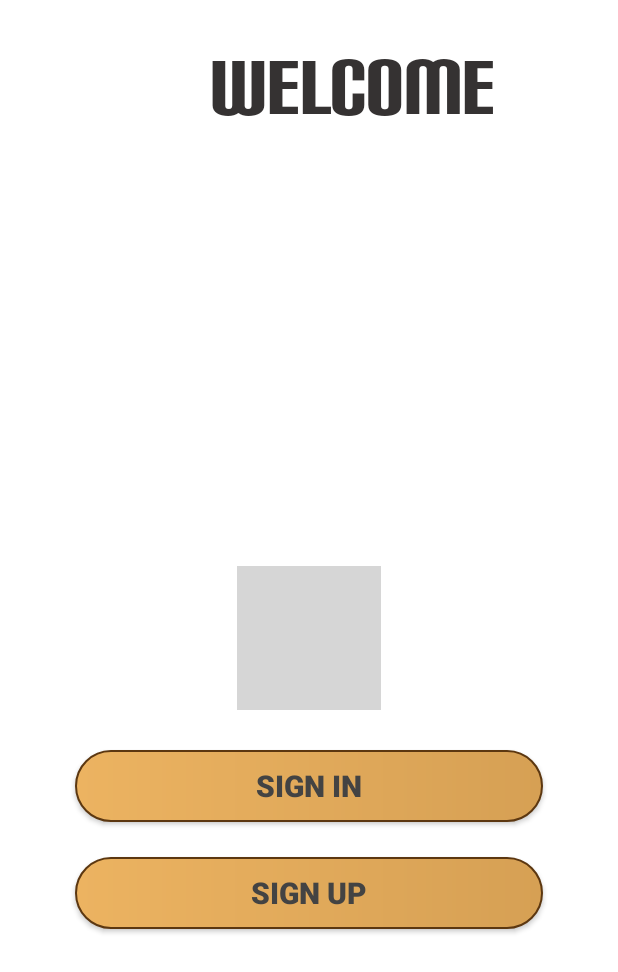
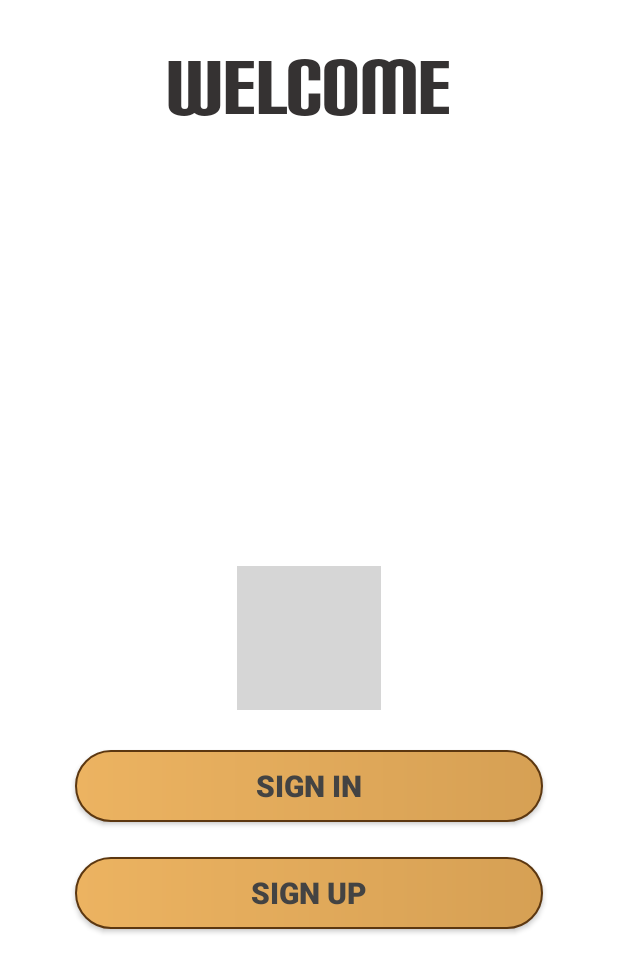
Before and after one commit to AdityaKumar9430/Lost-and-Found, an Android app: the screen it shows after launch once a user with an empty profile is signed in (IntroActivity12), on a phone screen of 412 x 824 dp. Shown: the top 972 px of the screen. Run offline under Robolectric (Android 15) with nearby library versions, the phone set to English and light mode, and no system bars; our stand-ins replace Firebase (no records; nobody signed in at launch, a user with empty details on screens opened directly); grey boxes are pictures that could not be loaded.

Commit message:
Eighth Commit

```diff
--- a/app/src/main/java/com/example/lostandfound/Activities/MainActivity.kt
+++ b/app/src/main/java/com/example/lostandfound/Activities/MainActivity.kt
@@ -70,6 +70,7 @@ class MainActivity : AppCompatActivity() {
 
         if (binding.bottomnavigationBar.selectedItemId == R.id.home123  ) {
             super.onBackPressed()
+            this.finishAffinity()
             finish()
 
         } else {
--- a/app/src/main/java/com/example/lostandfound/Activities/SignUpActivity.kt
+++ b/app/src/main/java/com/example/lostandfound/Activities/SignUpActivity.kt
@@ -95,7 +95,7 @@ class SignUpActivity : baseactivity() {
                  mdatabaseref.child(userid).setValue(user1).addOnCompleteListener{
 
                      val layout  = layoutInflater.inflate(R.layout.custom_toast_layout,findViewById(R.id.view_layout_of_toast))
-                     val toast:Toast= Toast(applicationContext)
+                     val toast:Toast= Toast(this)
                      toast.view=layout
                      val  txtmst:TextView=layout.findViewById(R.id.textview_toast)
                      txtmst.setText("you have successfully registered so please Sign In ")
@@ -116,7 +116,7 @@ class SignUpActivity : baseactivity() {
 
              } else {
                  val layout1 =layoutInflater.inflate(R.layout.error_toast_layout,findViewById(R.id.view_layout_of_toast1))
-                 val toast1: Toast=Toast(applicationContext)
+                 val toast1: Toast=Toast(this)
                  toast1.view=layout1
                  val txtmsg:TextView=layout1.findViewById(R.id.textview_toast1)
                  txtmsg.setText(task.exception!!.message)
--- a/app/src/main/java/com/example/lostandfound/Activities/baseactivity.kt
+++ b/app/src/main/java/com/example/lostandfound/Activities/baseactivity.kt
@@ -35,7 +35,7 @@ open class baseactivity : AppCompatActivity() {
         mprogressdialog=Dialog(this)
         mprogressdialog.requestWindowFeature(Window.FEATURE_NO_TITLE)
         mprogressdialog.setContentView(R.layout.dialog_progress)
-
+        mprogressdialog.setCancelable(false)
         mprogressdialog.findViewById<TextView>(R.id.tv_progress_text).text=Text
 
         mprogressdialog.show()
--- a/app/src/main/res/layout/activity_intro12.xml
+++ b/app/src/main/res/layout/activity_intro12.xml
@@ -22,9 +22,9 @@
       android:id="@+id/textView"
       android:layout_width="wrap_content"
       android:layout_height="wrap_content"
-      android:layout_alignParentEnd="true"
+
       android:layout_marginTop="25dp"
-      android:layout_marginEnd="81dp"
+
       android:text="WELCOME"
       android:layout_centerHorizontal="true"
       android:textColor="#353232"
--- a/app/src/main/res/layout/activity_your_lost.xml
+++ b/app/src/main/res/layout/activity_your_lost.xml
@@ -19,6 +19,7 @@
 
             app:popupTheme="@style/Theme.popup_overlay"
 
+
             />
     </com.google.android.material.appbar.AppBarLayout>
 
@@ -27,7 +28,7 @@
         android:layout_width="match_parent"
 
         android:layout_height="660dp"
-        android:layout_marginTop="5dp" />
+       />
 
     <View
         android:layout_marginTop="5dp"
```
